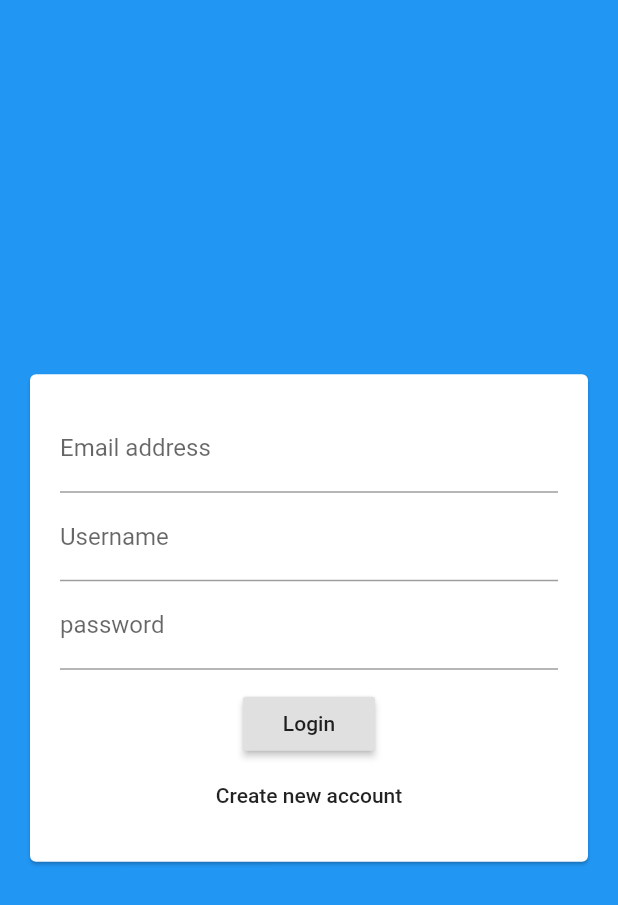
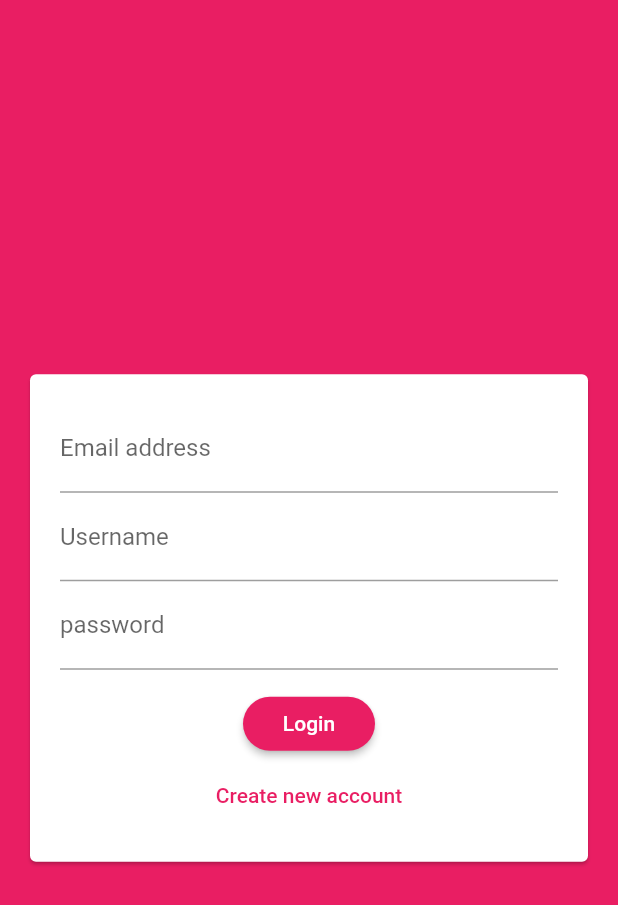
Before and after one commit to nicoproto/chat_flutter_app, a Flutter app: the screen it shows after launch, on a phone screen of 412 x 824 dp. Shown: the top 905 px of the screen. Run offline on Flutter 3.47's test engine with Material 2 defaults, Android fonts, the light colour scheme and no system bars; our stand-ins replace cloud_firestore; accounts and stored records are empty.

Commit message:
Adding App Theme

```diff
--- a/lib/main.dart
+++ b/lib/main.dart
@@ -12,7 +12,15 @@
     return MaterialApp(
       title: 'Flutter Chat',
       theme: ThemeData(
-        primarySwatch: Colors.blue,
+        primarySwatch: Colors.pink,
+        backgroundColor: Colors.pink,
+        accentColor: Colors.deepPurple,
+        accentColorBrightness: Brightness.dark,
+        buttonTheme: ButtonTheme.of(context).copyWith(
+          buttonColor: Colors.pink,
+          textTheme: ButtonTextTheme.primary,
+          shape: RoundedRectangleBorder(borderRadius: BorderRadius.circular(20)),
+        ),
       ),
       home: AuthScreen(),
     );
--- a/lib/widgets/auth_form.dart
+++ b/lib/widgets/auth_form.dart
@@ -44,6 +44,7 @@
                       }
                     ),
                     FlatButton(
+                      textColor: Theme.of(context).primaryColor,
                       onPressed: () {
                         // ...
                       },
```
